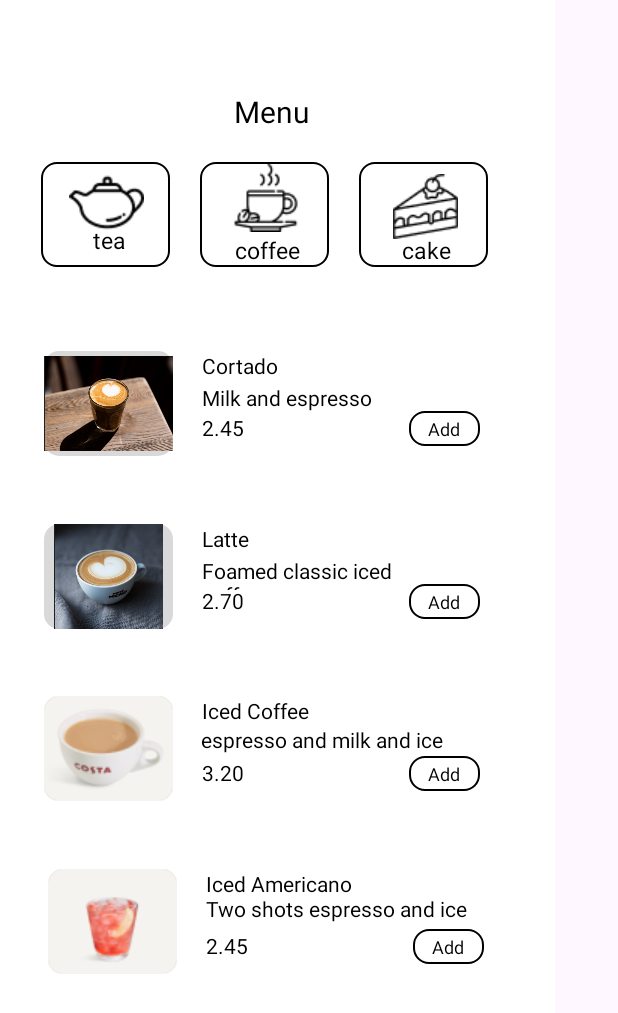
After one commit to Angham-77/CafeSignIn_up, an Android app: the MainActivityCoffeeMenu screen opened directly, with no data from a screen before it, on a phone screen of 412 x 824 dp. The commit adds this screen. Shown: the top 1013 px of the screen. Run offline under Robolectric (Android 15) with nearby library versions, the phone set to English and light mode, and no system bars.

Commit message:
This is the fourth version that includes four layouts.

```diff
--- a/app/src/main/AndroidManifest.xml
+++ b/app/src/main/AndroidManifest.xml
@@ -12,6 +12,10 @@
         android:supportsRtl="true"
         android:theme="@style/Theme.CafeMobileAplication"
         tools:targetApi="31">
+        <activity
+            android:name=".MainActivityCoffeeMenu"
+            android:exported="true"
+            android:parentActivityName=".MainActivityMenu"/>
         <activity
             android:name=".MainActivityMenu"
             android:exported="true"
--- /dev/null
+++ b/app/src/main/java/com/example/cafemobileaplication/MainActivityCoffeeMenu.kt
@@ -0,0 +1,15 @@
+package com.example.cafemobileaplication
+
+import android.content.Intent
+import android.os.Bundle
+import android.view.View
+import androidx.appcompat.app.AppCompatActivity
+
+class MainActivityCoffeeMenu  : AppCompatActivity(){
+    override fun onCreate(savedInstanceState: Bundle?) {
+        super.onCreate(savedInstanceState)
+        setContentView(R.layout.coffee_menu)
+    }
+
+
+}
--- a/app/src/main/java/com/example/cafemobileaplication/MainActivityMenu.kt
+++ b/app/src/main/java/com/example/cafemobileaplication/MainActivityMenu.kt
@@ -13,4 +13,9 @@ class MainActivityMenu : AppCompatActivity(){
         super.onCreate(savedInstanceState)
         setContentView(R.layout.menu)
     }
+    fun taeButton(view: View) {
+
+        val intent = Intent(this, MainActivityCoffeeMenu::class.java)
+        startActivity(intent)
+    }
 }
--- /dev/null
+++ b/app/src/main/res/layout/coffee_menu.xml
@@ -0,0 +1,474 @@
+<HorizontalScrollView xmlns:android="http://schemas.android.com/apk/res/android" xmlns:tools="http://schemas.android.com/tools"
+    android:layout_width="match_parent" android:layout_height="wrap_content" >
+    <!--
+    /*
+     *	This content is generated from the API File Info.
+     *	(Alt+Shift+Ctrl+I).
+     *
+     *	@desc
+     *	@file 		menu
+     *	@date 		Monday 18th of December 2023 04:25:47 PM
+     *	@title 		Page 1
+     *	@author
+     *	@keywords
+     *	@generator 	Export Kit v1.3.figma
+     *
+     */
+    -->
+    <ScrollView android:id="@+id/menu"
+        android:layout_width="wrap_content"
+        android:layout_height="match_parent" >
+
+        <RelativeLayout android:id="@+id/content_container"
+            android:layout_width="wrap_content"
+            android:layout_height="wrap_content" >
+
+
+
+            <RelativeLayout android:id="@+id/page_menu_ek1"
+                android:layout_marginTop="0dp"
+                android:layout_marginStart="0dp"
+                android:layout_width="wrap_content"
+                android:layout_height="wrap_content"
+                >
+
+                <View   android:id="@+id/_bg__menu_ek2"
+                    android:background="@drawable/_bg__menu_ek2_shape"
+                    android:layout_marginStart="0dp"
+                    android:layout_marginTop="0dp"
+                    android:layout_width="370dp"
+                    android:layout_height="740dp" />
+
+
+                <RelativeLayout android:id="@+id/menu_container"
+                    android:layout_marginTop="0dp"
+                    android:layout_marginStart="0dp"
+                    android:layout_width="wrap_content"
+                    android:layout_height="wrap_content"
+                    >
+
+                    <View   android:id="@+id/_bg__menu_container"
+                        android:background="@drawable/_bg__menu_container_shape"
+                        android:layout_marginStart="0dp"
+                        android:layout_marginTop="0dp"
+                        android:layout_width="370dp"
+                        android:layout_height="740dp" />
+
+                    <TextView android:id="@+id/menu_ek3"
+                        android:layout_gravity="center_horizontal|center"
+                        android:gravity="center"
+                        android:textSize="20sp"
+                        android:textColor="@color/menu_ek3_color"
+                        android:layout_marginLeft="131dp"
+                        android:layout_marginTop="58dp"
+                        android:layout_width="100dp"
+                        android:layout_height="33dp"
+                        android:text="@string/menu_ek3_string"
+                        />
+
+                    <View
+                        android:id="@+id/rectangle_3"
+                        android:layout_width="86dp"
+                        android:layout_height="70dp"
+                        android:layout_marginStart="27dp"
+                        android:layout_marginTop="108dp"
+                        android:background="@drawable/rectangle_4_shape" />
+
+                    <View   android:id="@+id/rectangle_4"
+                        android:background="@drawable/rectangle_4_shape"
+                        android:layout_marginStart="133dp"
+                        android:layout_marginTop="108dp"
+                        android:layout_width="86dp"
+                        android:layout_height="70dp" />
+
+                    <View
+                        android:id="@+id/rectangle_5"
+                        android:layout_width="86dp"
+                        android:layout_height="70dp"
+                        android:layout_marginStart="239dp"
+                        android:layout_marginTop="108dp"
+                        android:background="@drawable/rectangle_4_shape" />
+
+                    <ImageView android:id="@+id/teapot_1"
+                        android:src="@drawable/teapot_1"
+                        android:contentDescription="teapot_1"
+                        android:layout_marginStart="46dp"
+                        android:layout_marginTop="116dp"
+                        android:layout_width="50dp"
+                        android:layout_height="38dp" />
+
+                    <TextView android:id="@+id/tea"
+                        android:layout_gravity="center_horizontal|center"
+                        android:gravity="center"
+                        android:textSize="15sp"
+                        android:textColor="@color/menu_ek3_color"
+                        android:layout_marginLeft="45dp"
+                        android:layout_marginTop="149dp"
+                        android:layout_width="55dp"
+                        android:layout_height="20.5dp"
+                        android:text="@string/tea_string"
+                        />
+
+                    <ImageView android:id="@+id/coffee_cup_1"
+                        android:src="@drawable/coffee_cup_1"
+                        android:contentDescription="coffee_cup_1"
+                        android:layout_marginStart="155dp"
+                        android:layout_marginTop="109dp"
+                        android:layout_width="44dp"
+                        android:layout_height="45dp" />
+
+                    <TextView android:id="@+id/coffee"
+                        android:layout_gravity="center_horizontal|center"
+                        android:gravity="center"
+                        android:textSize="15sp"
+                        android:textColor="@color/menu_ek3_color"
+                        android:layout_marginLeft="154dp"
+                        android:layout_marginTop="155dp"
+                        android:layout_width="48dp"
+                        android:layout_height="22.5dp"
+                        android:text="@string/coffee_string"
+                        />
+
+                    <ImageView android:id="@+id/cake_1"
+                        android:src="@drawable/cake_1"
+                        android:contentDescription="cake_1"
+                        android:layout_marginStart="262dp"
+                        android:layout_marginTop="116dp"
+                        android:layout_width="43dp"
+                        android:layout_height="43dp" />
+
+                    <TextView android:id="@+id/cake"
+                        android:layout_gravity="center_horizontal|center"
+                        android:gravity="center"
+                        android:textSize="15sp"
+                        android:textColor="@color/menu_ek3_color"
+                        android:layout_marginLeft="265dp"
+                        android:layout_marginTop="155dp"
+                        android:layout_width="37dp"
+                        android:layout_height="22.5dp"
+                        android:text="@string/cake_string"
+                        />
+
+
+                    <RelativeLayout android:id="@+id/component_1"
+                        android:layout_marginTop="234dp"
+                        android:layout_marginStart="29dp"
+                        android:layout_width="wrap_content"
+                        android:layout_height="wrap_content"
+                        >
+
+                        <View
+                            android:id="@+id/_bg__component_1_ek1"
+                            android:layout_width="291dp"
+                            android:layout_height="70dp"
+                            android:layout_marginStart="0dp"
+                            android:layout_marginTop="0dp" />
+
+                        <View   android:id="@+id/rectangle_6"
+                            android:background="@drawable/rectangle_6_shape"
+                            android:layout_marginStart="0dp"
+                            android:layout_marginTop="0dp"
+                            android:layout_width="86dp"
+                            android:layout_height="70dp" />
+
+                        <TextView
+                            android:id="@+id/grey_tea"
+                            android:layout_width="88.4dp"
+                            android:layout_height="23.4dp"
+                            android:layout_marginLeft="105dp"
+                            android:layout_marginTop="0dp"
+                            android:text="@string/Cortado_1"
+                            android:textColor="@color/menu_ek3_color"
+                            android:textSize="14sp" />
+
+                        <TextView
+                            android:id="@+id/a_chinese_black_tea"
+                            android:layout_width="164.4dp"
+                            android:layout_height="22.4dp"
+                            android:layout_marginLeft="105dp"
+                            android:layout_marginTop="21dp"
+                            android:text="@string/milk_and_espresso"
+                            android:textColor="@color/menu_ek3_color"
+                            android:textSize="14sp" />
+
+                        <TextView
+                            android:id="@+id/__2_45"
+                            android:layout_width="49.4dp"
+                            android:layout_height="19.4dp"
+                            android:layout_marginLeft="105dp"
+                            android:layout_marginTop="41dp"
+                            android:text="@string/Cortado_price"
+                            android:textColor="@color/menu_ek3_color"
+                            android:textSize="14sp" />
+
+                        <ImageView android:id="@+id/cortado"
+                            android:src="@drawable/cortado2"
+                            android:contentDescription="cortado2cup"
+                            android:layout_marginStart="0dp"
+                            android:layout_marginTop="0dp"
+                            android:layout_width="86dp"
+                            android:layout_height="70dp" />
+
+                        <View   android:id="@+id/rectangle_10"
+                            android:background="@drawable/rectangle_10_shape"
+                            android:layout_marginStart="243dp"
+                            android:layout_marginTop="40dp"
+                            android:layout_width="47dp"
+                            android:layout_height="23dp" />
+
+                        <TextView
+                            android:id="@+id/add"
+                            android:layout_width="42.2dp"
+                            android:layout_height="16.2dp"
+                            android:layout_marginLeft="256dp"
+                            android:layout_marginTop="43dp"
+                            android:text="@string/Cortado_add"
+                            android:textColor="@color/menu_ek3_color"
+                            android:textSize="12sp" />
+
+                    </RelativeLayout>
+
+
+                    <RelativeLayout android:id="@+id/component_4"
+                        android:layout_marginTop="579dp"
+                        android:layout_marginStart="32dp"
+                        android:layout_width="wrap_content"
+                        android:layout_height="wrap_content"
+                        >
+
+                        <View
+                            android:id="@+id/_bg__component_4_ek1"
+                            android:layout_width="291dp"
+                            android:layout_height="70dp"
+                            android:layout_marginStart="0dp"
+                            android:layout_marginTop="0dp" />
+
+                        <View   android:id="@+id/rectangle_6_ek1"
+                            android:background="@drawable/rectangle_6_ek1_shape"
+                            android:layout_marginStart="0dp"
+                            android:layout_marginTop="0dp"
+                            android:layout_width="86dp"
+                            android:layout_height="70dp" />
+
+                        <TextView
+                            android:id="@+id/__2_45_ek1"
+                            android:layout_width="49.4dp"
+                            android:layout_height="19.4dp"
+                            android:layout_marginLeft="105dp"
+                            android:layout_marginTop="41dp"
+                            android:text="@string/iced_americano_price"
+                            android:textColor="@color/menu_ek3_color"
+                            android:textSize="14sp" />
+
+                        <View   android:id="@+id/rectangle_10_ek1"
+                            android:background="@drawable/rectangle_10_ek1_shape"
+                            android:layout_marginStart="243dp"
+                            android:layout_marginTop="40dp"
+                            android:layout_width="47dp"
+                            android:layout_height="23dp" />
+
+                        <TextView
+                            android:id="@+id/add_ek1"
+                            android:layout_width="42.2dp"
+                            android:layout_height="16.2dp"
+                            android:layout_marginLeft="256dp"
+                            android:layout_marginTop="43dp"
+                            android:text="@string/iced_coffee_add"
+                            android:textColor="@color/menu_ek3_color"
+                            android:textSize="12sp" />
+
+                    </RelativeLayout>
+
+                    <TextView
+                        android:id="@+id/a_refreshing_apple_iced_tea"
+                        android:layout_width="188.4dp"
+                        android:layout_height="22.4dp"
+                        android:layout_marginLeft="137dp"
+                        android:layout_marginTop="596dp"
+                        android:text="@string/iced_americano_desc"
+                        android:textColor="@color/menu_ek3_color"
+                        android:textSize="14sp" />
+
+                    <TextView
+                        android:id="@+id/apple_iced_tea"
+                        android:layout_width="154.4dp"
+                        android:layout_height="25.4dp"
+                        android:layout_marginLeft="137dp"
+                        android:layout_marginTop="579dp"
+                        android:text="@string/iced_americano"
+                        android:textColor="@color/menu_ek3_color"
+                        android:textSize="14sp" />
+
+
+                    <RelativeLayout android:id="@+id/component_3"
+                        android:layout_marginTop="464dp"
+                        android:layout_marginStart="29dp"
+                        android:layout_width="wrap_content"
+                        android:layout_height="wrap_content"
+                        >
+
+                        <View
+                            android:id="@+id/_bg__component_3_ek1"
+                            android:layout_width="291dp"
+                            android:layout_height="70dp"
+                            android:layout_marginStart="0dp"
+                            android:layout_marginTop="0dp" />
+
+                        <View   android:id="@+id/rectangle_6_ek2"
+                            android:background="@drawable/rectangle_6_ek2_shape"
+                            android:layout_marginStart="0dp"
+                            android:layout_marginTop="0dp"
+                            android:layout_width="86dp"
+                            android:layout_height="70dp" />
+
+                        <TextView
+                            android:id="@+id/grey_tea_ek1"
+                            android:layout_width="88.4dp"
+                            android:layout_height="23.4dp"
+                            android:layout_marginLeft="105dp"
+                            android:layout_marginTop="0dp"
+                            android:text="@string/iced_coffee"
+                            android:textColor="@color/menu_ek3_color"
+                            android:textSize="14sp" />
+
+                        <TextView
+                            android:id="@+id/__2_45_ek2"
+                            android:layout_width="49.4dp"
+                            android:layout_height="19.4dp"
+                            android:layout_marginLeft="105dp"
+                            android:layout_marginTop="41dp"
+                            android:text="@string/iced_coffee_price"
+                            android:textColor="@color/menu_ek3_color"
+                            android:textSize="14sp" />
+
+                        <View   android:id="@+id/rectangle_10_ek2"
+                            android:background="@drawable/rectangle_10_ek2_shape"
+                            android:layout_marginStart="243dp"
+                            android:layout_marginTop="40dp"
+                            android:layout_width="47dp"
+                            android:layout_height="23dp" />
+
+                        <TextView
+                            android:id="@+id/add_ek2"
+                            android:layout_width="42.2dp"
+                            android:layout_height="16.2dp"
+                            android:layout_marginLeft="256dp"
+                            android:layout_marginTop="43dp"
+                            android:text="@string/iced_coffee_add"
+                            android:textColor="@color/menu_ek3_color"
+                            android:textSize="12sp" />
+
+                    </RelativeLayout>
+
+                    <TextView
+                        android:id="@+id/a_bold_and_full_bodied_tea"
+                        android:layout_width="188.4dp"
+                        android:layout_height="22.4dp"
+                        android:layout_marginLeft="134dp"
+                        android:layout_marginTop="483dp"
+                        android:text="@string/iced_coffee_desc"
+                        android:textColor="@color/menu_ek3_color"
+                        android:textSize="14sp" />
+
+
+                    <RelativeLayout android:id="@+id/component_2"
+                        android:layout_marginTop="349dp"
+                        android:layout_marginStart="29dp"
+                        android:layout_width="wrap_content"
+                        android:layout_height="wrap_content"
+                        >
+
+                        <View
+                            android:id="@+id/_bg__component_2_ek1"
+                            android:layout_width="291dp"
+                            android:layout_height="70dp"
+                            android:layout_marginStart="0dp"
+                            android:layout_marginTop="0dp" />
+
+                        <View   android:id="@+id/rectangle_6_ek3"
+                            android:background="@drawable/rectangle_6_ek3_shape"
+                            android:layout_marginStart="0dp"
+                            android:layout_marginTop="0dp"
+                            android:layout_width="86dp"
+                            android:layout_height="70dp" />
+
+                        <TextView
+                            android:id="@+id/grey_tea_ek2"
+                            android:layout_width="88.4dp"
+                            android:layout_height="23.4dp"
+                            android:layout_marginLeft="105dp"
+                            android:layout_marginTop="0dp"
+                            android:text="@string/Latte1"
+                            android:textColor="@color/menu_ek3_color"
+                            android:textSize="14sp" />
+
+                        <TextView
+                            android:id="@+id/a_chinese_black_tea_ek1"
+                            android:layout_width="164.4dp"
+                            android:layout_height="22.4dp"
+                            android:layout_marginLeft="105dp"
+                            android:layout_marginTop="21dp"
+                            android:text="@string/latte_desc"
+                            android:textColor="@color/menu_ek3_color"
+                            android:textSize="14sp" />
+
+                        <TextView
+                            android:id="@+id/__2_45_ek3"
+                            android:layout_width="49.4dp"
+                            android:layout_height="19.4dp"
+                            android:layout_marginLeft="105dp"
+                            android:layout_marginTop="41dp"
+                            android:text="@string/Latte_price"
+                            android:textColor="@color/menu_ek3_color"
+                            android:textSize="14sp" />
+
+                        <View   android:id="@+id/rectangle_10_ek3"
+                            android:background="@drawable/rectangle_10_ek3_shape"
+                            android:layout_marginStart="243dp"
+                            android:layout_marginTop="40dp"
+                            android:layout_width="47dp"
+                            android:layout_height="23dp" />
+
+                        <TextView
+                            android:id="@+id/add_ek3"
+                            android:layout_width="42.2dp"
+                            android:layout_height="16.2dp"
+                            android:layout_marginLeft="256dp"
+                            android:layout_marginTop="43dp"
+                            android:text="@string/Latte_add"
+                            android:textColor="@color/menu_ek3_color"
+                            android:textSize="12sp" />
+
+                    </RelativeLayout>
+
+                    <ImageView android:id="@+id/latte"
+                        android:src="@drawable/latte2"
+                        android:contentDescription="latte_cup"
+                        android:layout_marginStart="29dp"
+                        android:layout_marginTop="349dp"
+                        android:layout_width="86dp"
+                        android:layout_height="70dp" />
+
+                    <ImageView android:id="@+id/english_breakfast_tea_product__1__1"
+                        android:src="@drawable/english_breakfast_tea_product__1__1"
+                        android:contentDescription="english_breakfast_tea_product__1__1"
+                        android:layout_marginStart="29dp"
+                        android:layout_marginTop="464dp"
+                        android:layout_width="86dp"
+                        android:layout_height="70dp" />
+
+                    <ImageView android:id="@+id/rhubarb_apple_refresher_1"
+                        android:src="@drawable/rhubarb_apple_refresher_1"
+                        android:contentDescription="rhubarb_apple_refresher_1"
+                        android:layout_marginStart="32dp"
+                        android:layout_marginTop="579dp"
+                        android:layout_width="86dp"
+                        android:layout_height="70dp" />
+
+                </RelativeLayout>
+
+            </RelativeLayout>
+        </RelativeLayout>
+
+    </ScrollView>
+</HorizontalScrollView>
--- a/app/src/main/res/layout/menu.xml
+++ b/app/src/main/res/layout/menu.xml
@@ -92,6 +92,7 @@
 					<ImageView android:id="@+id/teapot_1"
 						android:src="@drawable/teapot_1"
 						android:contentDescription="teapot_1"
+						android:onClick="taeButton"
 						 android:layout_marginStart="46dp"
 						android:layout_marginTop="116dp"
 						android:layout_width="50dp"
--- a/app/src/main/res/values/strings.xml
+++ b/app/src/main/res/values/strings.xml
@@ -22,4 +22,22 @@
     <string name="a_chinese_black_tea_ek1_string">Dried green tea</string>
     <string name="__2_45_ek3_string">2.45</string>
     <string name="add_ek3_string">Add</string>
+    <string name="Cortado_1">Cortado</string>
+    <string name="milk_and_espresso">Milk and espresso</string>
+    <string name="Cortado_price">2.45</string>
+    <string name="Cortado_add">Add</string>
+    <string name="Latte1">Latte</string>
+    <string name="latte_desc">Foamed classic iced coffee</string>
+    <string name="Latte_price">2.70</string>
+    <string name="Latte_add">Add</string>
+    <string name="iced_coffee">Iced Coffee</string>
+    <string name="iced_coffee_desc">espresso and milk and ice</string>
+    <string name="iced_coffee_price">3.20</string>
+    <string name="iced_coffee_add">Add</string>
+    <string name="iced_americano">Iced Americano</string>
+    <string name="iced_americano_desc">Two shots espresso and ice</string>
+    <string name="iced_americano_price">2.45</string>
+    <string name="iced_americano_add">Add</string>
+
+
 </resources>
```
Also changed, not shown: app/src/main/res/drawable/cortado2.png (added), app/src/main/res/drawable/latte2.png (added).
